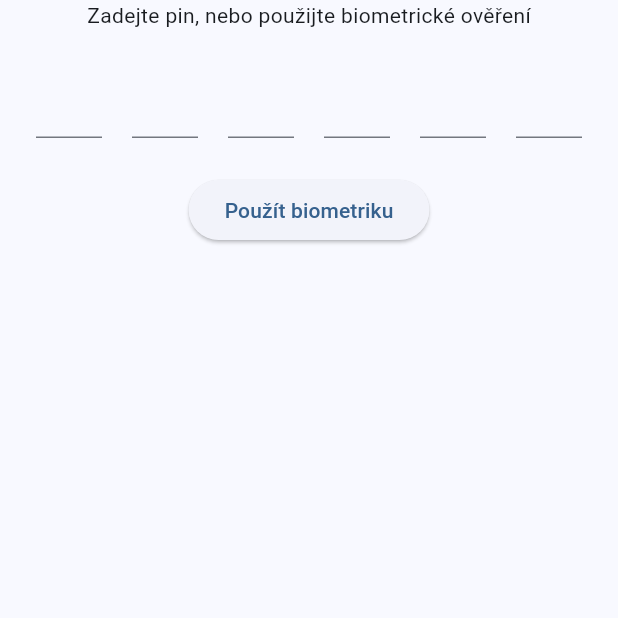
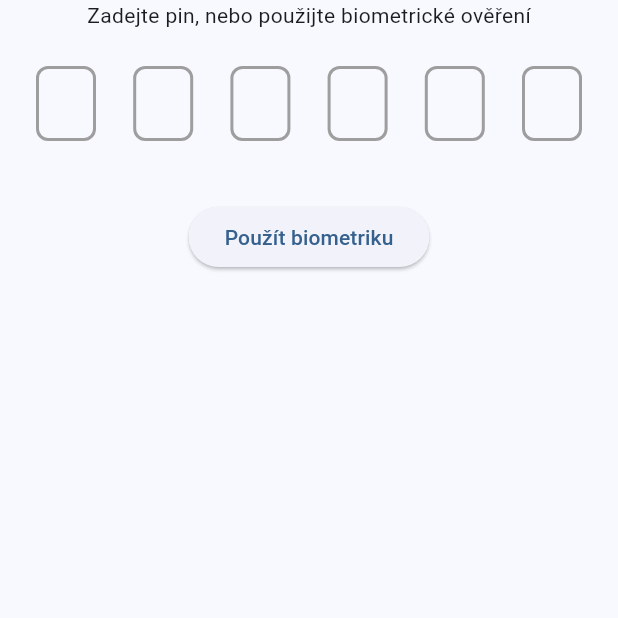
Before and after one commit to Venca321/FlutterPasswords, a Flutter app: the screen it shows after launch, on a phone screen of 412 x 824 dp, the top half of it. Run offline on Flutter 3.47's test engine with Material 2 defaults, Android fonts, the phone set to English and light mode, and no system bars; drawn by our look-alikes of pin_code_fields; our stand-ins replace local_auth.

Commit message:
login v2

```diff
--- a/lib/main.dart
+++ b/lib/main.dart
@@ -4,6 +4,7 @@ import 'package:flutter/material.dart';
 import 'package:provider/provider.dart';
 import 'package:flutter/services.dart';
 import 'package:local_auth/local_auth.dart';
+import 'package:pin_code_fields/pin_code_fields.dart';
 
 void main() {
   runApp(const MyApp());
@@ -49,14 +50,6 @@ class MyAppState extends ChangeNotifier {
     }on PlatformException catch(e){
       authed = false;
     }
-  }
-
-  var pin = {};
-
-  void enter_pin(pin_value, location) async {
-    pin[location] = pin_value;
-    print(pin);
-    notifyListeners();
   }
 }
 
@@ -115,137 +108,20 @@ class PinInput extends StatelessWidget{
     return Form(
       child: Padding(
         padding: const EdgeInsets.all(24.0),
-        child: Row(
-          mainAxisAlignment: MainAxisAlignment.spaceBetween,
-          children: [
-            SizedBox(
-              height: 48,
-              width: 44,
-              child: TextFormField(
-                onSaved: (newValue) {
-                  appState.enter_pin(newValue, 0);
-                },
-                onChanged: (value) {
-                  if (value.length == 1){
-                    FocusScope.of(context).nextFocus();
-                  }
-                },
-                style: Theme.of(context).textTheme.titleLarge,
-                keyboardType: TextInputType.number,
-                textAlign: TextAlign.center,
-                inputFormatters: [
-                  LengthLimitingTextInputFormatter(1),
-                  FilteringTextInputFormatter.digitsOnly
-                ],
-              ),
-            ),
-            SizedBox(
-              height: 48,
-              width: 44,
-              child: TextFormField(
-                onSaved: (newValue) {
-                  appState.enter_pin(newValue, 1);
-                },
-                onChanged: (value) {
-                  if (value.length == 1){
-                    FocusScope.of(context).nextFocus();
-                  }
-                },
-                style: Theme.of(context).textTheme.headline6,
-                keyboardType: TextInputType.number,
-                textAlign: TextAlign.center,
-                inputFormatters: [
-                  LengthLimitingTextInputFormatter(1),
-                  FilteringTextInputFormatter.digitsOnly
-                ],
-              ),
-            ),
-            SizedBox(
-              height: 48,
-              width: 44,
-              child: TextFormField(
-                onSaved: (newValue) {
-                  appState.enter_pin(newValue, 2);
-                },
-                onChanged: (value) {
-                  if (value.length == 1){
-                    FocusScope.of(context).nextFocus();
-                  }
-                },
-                style: Theme.of(context).textTheme.headline6,
-                keyboardType: TextInputType.number,
-                textAlign: TextAlign.center,
-                inputFormatters: [
-                  LengthLimitingTextInputFormatter(1),
-                  FilteringTextInputFormatter.digitsOnly
-                ],
-              ),
-            ),
-            SizedBox(
-              height: 48,
-              width: 44,
-              child: TextFormField(
-                onSaved: (newValue) {
-                  appState.enter_pin(newValue, 3);
-                },
-                onChanged: (value) {
-                  if (value.length == 1){
-                    FocusScope.of(context).nextFocus();
-                  }
-                },
-                style: Theme.of(context).textTheme.headline6,
-                keyboardType: TextInputType.number,
-                textAlign: TextAlign.center,
-                inputFormatters: [
-                  LengthLimitingTextInputFormatter(1),
-                  FilteringTextInputFormatter.digitsOnly
-                ],
-              ),
-            ),
-            SizedBox(
-              height: 48,
-              width: 44,
-              child: TextFormField(
-                onSaved: (newValue) {
-                  appState.enter_pin(newValue, 4);
-                },
-                onChanged: (value) {
-                  if (value.length == 1){
-                    FocusScope.of(context).nextFocus();
-                  }
-                },
-                style: Theme.of(context).textTheme.headline6,
-                keyboardType: TextInputType.number,
-                textAlign: TextAlign.center,
-                inputFormatters: [
-                  LengthLimitingTextInputFormatter(1),
-                  FilteringTextInputFormatter.digitsOnly
-                ],
-              ),
-            ),
-            SizedBox(
-              height: 48,
-              width: 44,
-              child: TextFormField(
-                onSaved: (newValue) {
-                  appState.enter_pin(newValue, 5);
-                },
-                onChanged: (value) {
-                  if (value.length == 1){
-                    FocusScope.of(context).nextFocus();
-                  }
-                },
-                style: Theme.of(context).textTheme.headline6,
-                keyboardType: TextInputType.number,
-                textAlign: TextAlign.center,
-                inputFormatters: [
-                  LengthLimitingTextInputFormatter(1),
-                  FilteringTextInputFormatter.digitsOnly
-                ],
-              ),
-            ),
-          ]
-        ),
+        child: PinCodeTextField(
+          appContext: context,
+          length: 6,
+          onChanged: (value) {}, //Tohle nepotřebuju, ale musí to být definované
+          keyboardType: TextInputType.number,
+          pinTheme: PinTheme(
+            shape: PinCodeFieldShape.box,
+            borderRadius: BorderRadius.circular(8),
+            inactiveColor: Colors.grey
+          ),
+          onCompleted: (value){
+            print("Completed $value");
+          },
+        )
       ),
     );
   }
--- a/pubspec.yaml
+++ b/pubspec.yaml
@@ -37,8 +37,7 @@ dependencies:
   cupertino_icons: ^1.0.2
   local_auth: ^2.1.6
   provider: ^6.0.5
-  english_words: ^4.0.0
-  passcode_screen: ^2.0.1
+  pin_code_fields: ^7.4.0
 
 dev_dependencies:
   flutter_test:
```
Also changed, not shown: pubspec.lock, 1 other file.
